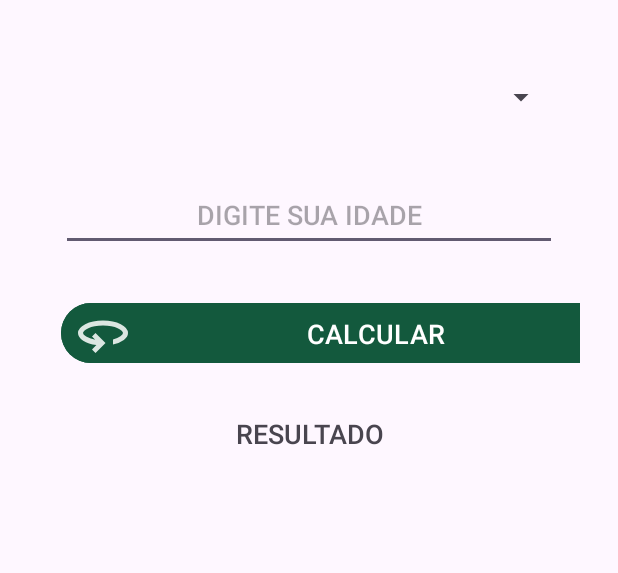
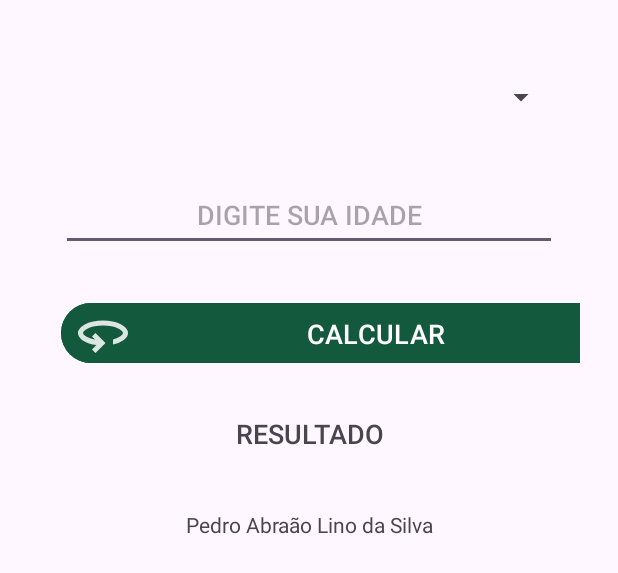
Before and after one commit to LnPedro/CalculoAposentadoria, an Android app: the layout activity_main.xml on its own in the app's theme, with its tools: preview values and no code run, on a phone screen of 412 x 824 dp. Shown: the top 573 px of the screen. Run offline under Robolectric (Android 15) with nearby library versions, the phone set to English and light mode, and no system bars.

Commit message:
Inserindo meu Nome no App

```diff
--- a/app/src/main/res/layout/activity_main.xml
+++ b/app/src/main/res/layout/activity_main.xml
@@ -58,5 +58,12 @@
         android:textAlignment="center"
         android:layout_margin="15sp"/>
 
+    <TextView
+        android:id="@+id/textView2"
+        android:layout_width="match_parent"
+        android:layout_height="wrap_content"
+        android:textAlignment="center"
+        android:text="Pedro Abraão Lino da Silva" />
+
 
 </LinearLayout>
```
